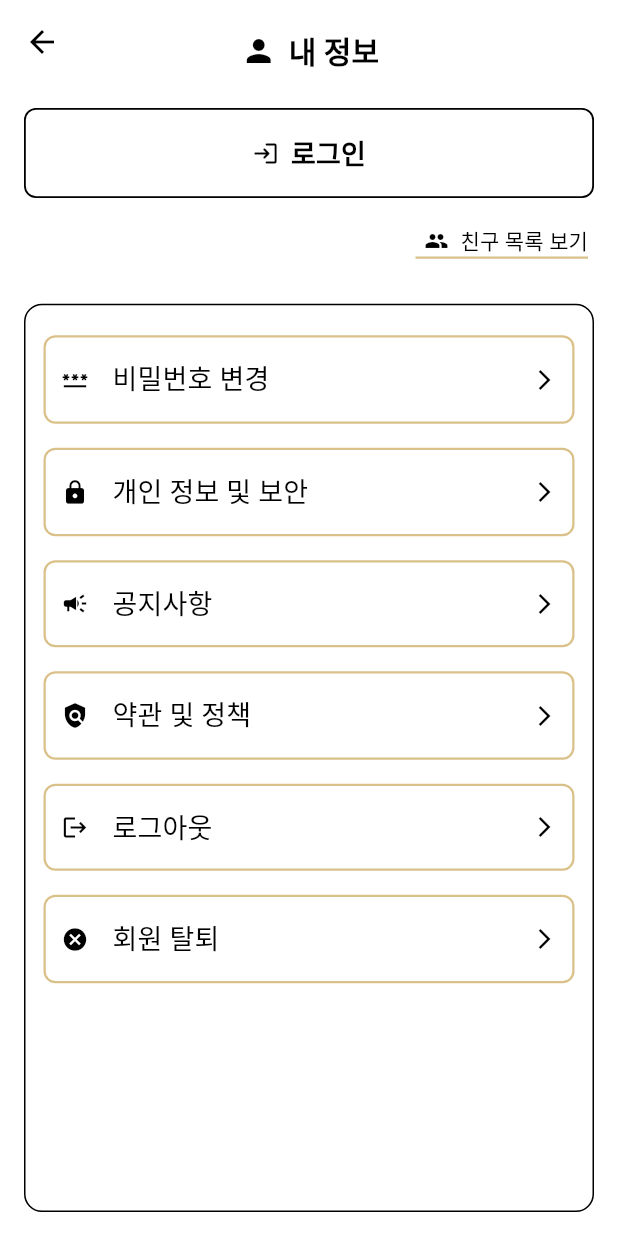
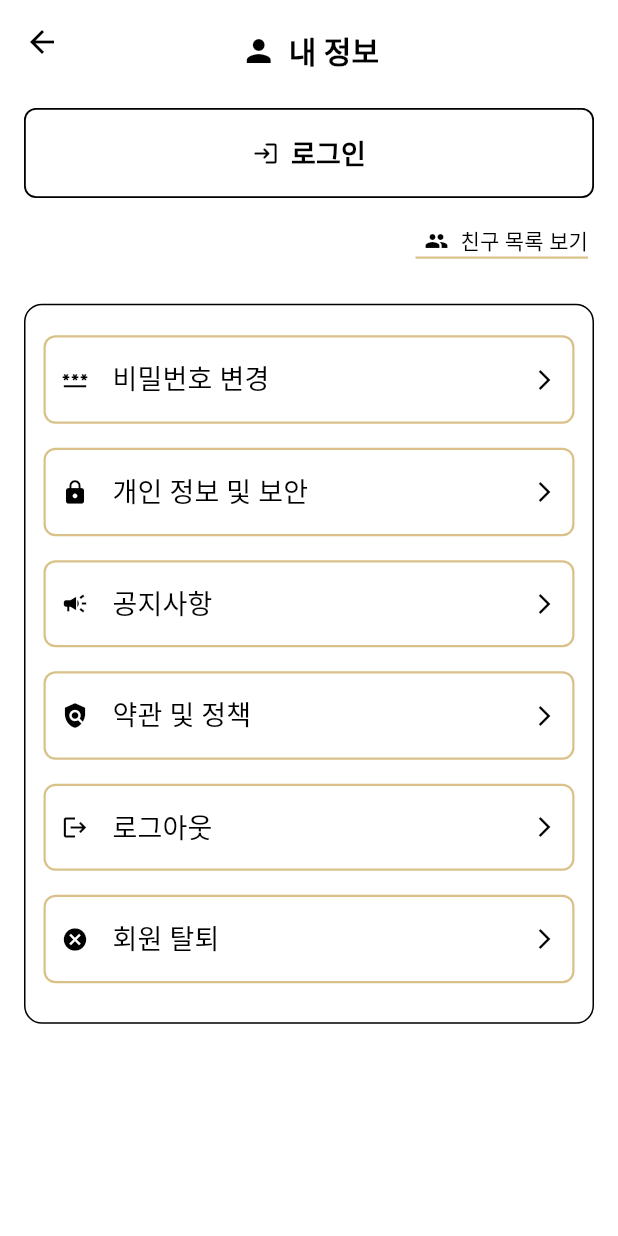
Before and after one commit to partmant/FairMeeting, a Flutter app: the MyInfoPage screen opened directly, on a phone screen of 412 x 824 dp. Run offline on Flutter 3.47's test engine with Material 3 defaults, Android fonts, the phone set to English and light mode, and no system bars; our stand-ins replace dotted_border, flutter_dotenv, geolocator, table_calendar; missing offline and left inert: kakao_flutter_sdk_user, kakao_map_plugin.

Commit message:
폰트 수정 중 pull

```diff
--- a/lib/screens/my_info_screen.dart
+++ b/lib/screens/my_info_screen.dart
@@ -1,6 +1,6 @@
 import 'package:flutter/material.dart';
 import 'package:fair_front/screens/login_screen.dart';
-import 'package:fair_front/widgets/go_back.dart';  // 공통 AppBar import
+import 'package:fair_front/widgets/go_back.dart'; // 공통 AppBar import
 
 class MyInfoPage extends StatelessWidget {
   const MyInfoPage({super.key});
@@ -14,7 +14,7 @@ class MyInfoPage extends StatelessWidget {
         MaterialPageRoute(builder: (context) => const LoginScreen()),
       );
     }
-    // 나중에 로그아웃, 회원탈퇴도 여기에 추가할 수 있음
+    // 로그아웃, 회원탈퇴 등 다른 처리도 여기에 추가 가능
   }
 
   @override
@@ -120,9 +120,10 @@ class MyInfoPage extends StatelessWidget {
             const SizedBox(height: 30),
 
             // 메뉴 리스트
-            Expanded(
+            SizedBox(
+              height: 480, // <- 여기서 검은 테두리 박스 높이 조절
               child: Container(
-                padding: const EdgeInsets.only(top: 12, left: 12, right: 12), // bottom 제거
+                padding: const EdgeInsets.only(top: 12, left: 12, right: 12),
                 decoration: BoxDecoration(
                   border: Border.all(color: Colors.black),
                   borderRadius: BorderRadius.circular(12),
--- a/pubspec.yaml
+++ b/pubspec.yaml
@@ -31,6 +31,7 @@ dependencies:
 
   flutter_dotenv: ^5.0.2                   # .env 생성 관리
 
+
 dev_dependencies:
   flutter_test:
     sdk: flutter
```
Also changed, not shown: 1 other file.
